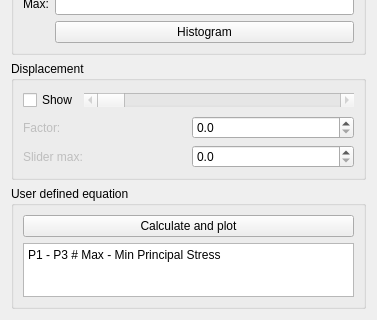
This is src/Mod/Fem/Gui/Resources/ui/ResultShow.ui in southseact-3d/fcd as Qt 5 draws it before an edit; both pictures show x 0 to 377 and y 257 to 577 of the 377 by 577 pixel window. The edited form follows.
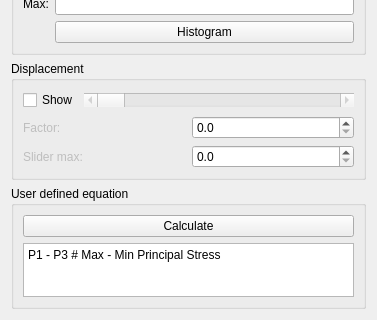
This is the edited form. Custom widgets are drawn as their Qt base class.

Commit message:
[FEM] fix button text
- looking at the Git log this button never had a plot functionality
- for the discussion see: https://forum.freecadweb.org/viewtopic.php?f=18&t=69189

What changed in the file:
```diff
--- a/src/Mod/Fem/Gui/Resources/ui/ResultShow.ui
+++ b/src/Mod/Fem/Gui/Resources/ui/ResultShow.ui
@@ -328,7 +328,7 @@
       <item>
        <widget class="QPushButton" name="calculate">
         <property name="text">
-         <string>Calculate and plot</string>
+         <string>Calculate</string>
         </property>
        </widget>
       </item>
```
